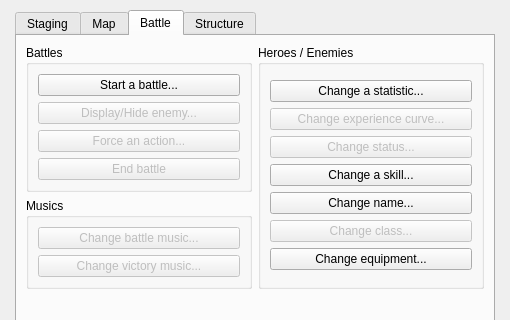
Qt form Editor/Dialogs/dialogcommands.ui (RPG-Paper-Maker/RPG-Paper-Maker) before a commit; both pictures show x 0 to 510 and y 0 to 320 of the 510 by 600 pixel window.
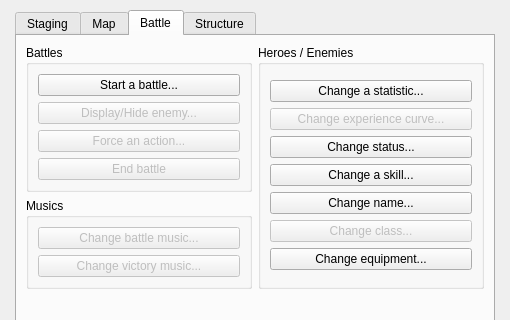
The same form after that commit. The open tabs and pages were chosen to show the change.

```diff
--- a/Editor/Dialogs/dialogcommands.ui
+++ b/Editor/Dialogs/dialogcommands.ui
@@ -731,7 +731,7 @@
               <item>
                <widget class="QPushButton" name="pushButtonChangeStatus">
                 <property name="enabled">
-                 <bool>false</bool>
+                 <bool>true</bool>
                 </property>
                 <property name="text">
                  <string>Change status...</string>
```
